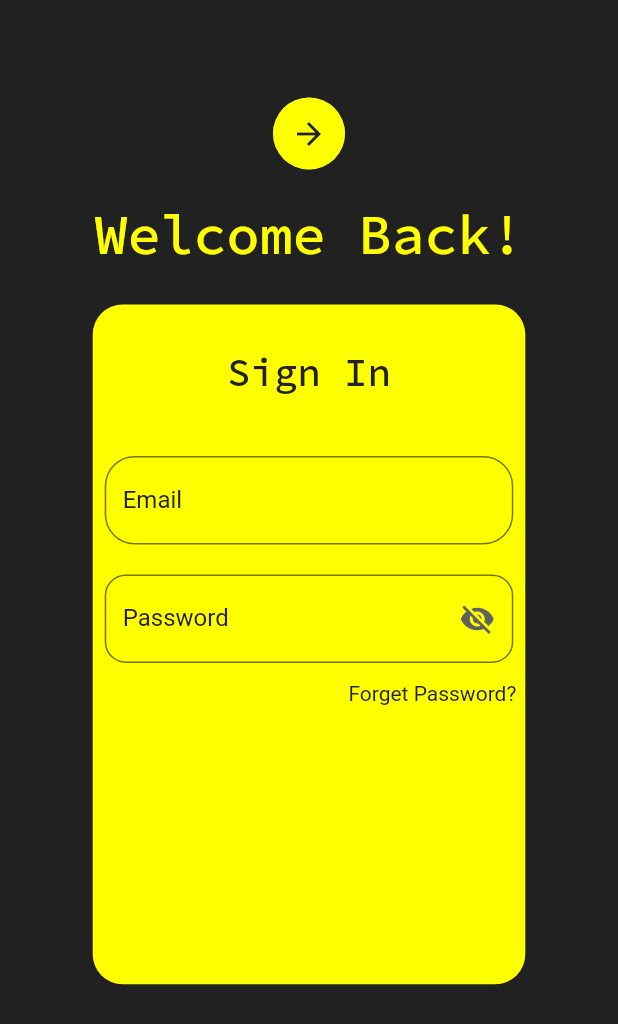
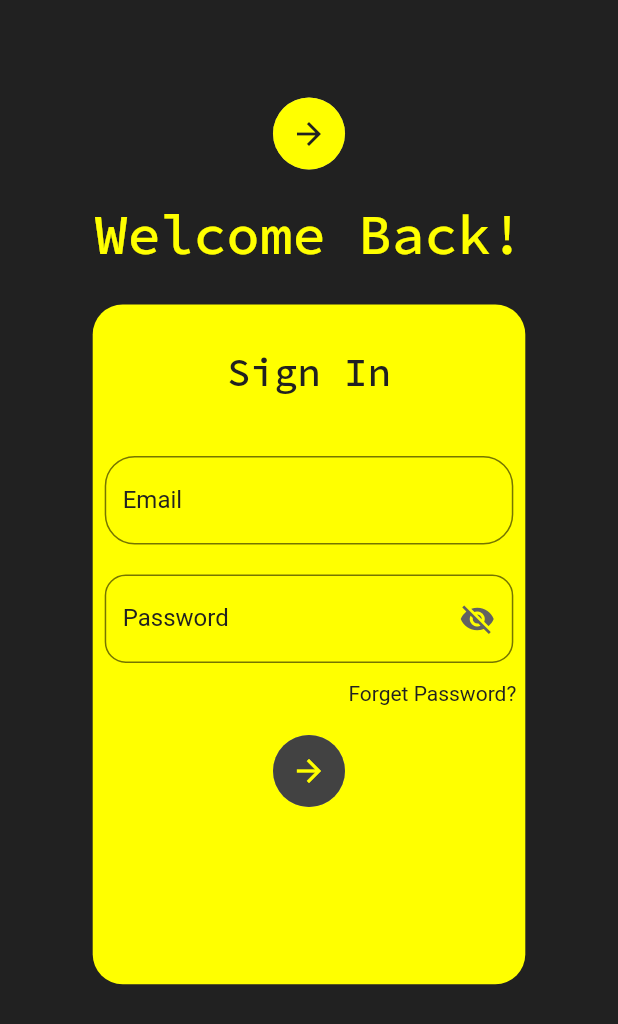
Before and after one commit to fareezatariq/LoginPageUI, a Flutter app: the screen it shows after launch, on a phone screen of 412 x 824 dp. Shown: the top 1024 px of the screen. Run offline on Flutter 3.47's test engine with Material 2 defaults, Android fonts, the phone set to English and light mode, and no system bars; our stand-ins replace flutter_spinkit, font_awesome_flutter, google_fonts.

Commit message:
completed login page

```diff
--- a/lib/loginpage.dart
+++ b/lib/loginpage.dart
@@ -1,4 +1,5 @@
 import 'package:flutter/material.dart';
+import 'package:flutter_spinkit/flutter_spinkit.dart';
 import 'package:google_fonts/google_fonts.dart';
 import 'package:loginpageui/homepage.dart';
 import 'package:loginpageui/slideright.dart';
@@ -165,25 +166,23 @@ class _LoginPageState extends State<LoginPage> {
                                     letterSpacing: 1.5,
                                     fontSize: 16),
                                 labelText: 'Password',
-                                labelStyle: TextStyle(
-                                  color: Colors.grey[900]
-                                ),
+                                labelStyle: TextStyle(color: Colors.grey[900]),
                                 enabledBorder: OutlineInputBorder(
                                     borderRadius: BorderRadius.circular(14),
-                                  borderSide: BorderSide(color: Colors.black54)
-                                ),
+                                    borderSide:
+                                        BorderSide(color: Colors.black54)),
                                 focusedBorder: OutlineInputBorder(
                                   borderRadius: BorderRadius.circular(14),
                                   borderSide: BorderSide(color: Colors.black54),
                                 ),
                               ),
-                              onChanged: (value){
+                              onChanged: (value) {
                                 setState(() {
-                                  password= value;
+                                  password = value;
                                 });
                               },
-                              validator: (value){
-                                if(value!.isEmpty || value.length<4){
+                              validator: (value) {
+                                if (value!.isEmpty || value.length < 4) {
                                   return 'Password should be longer than 6 characters';
                                 }
                                 return null;
@@ -208,6 +207,36 @@ class _LoginPageState extends State<LoginPage> {
                               ),
                             ),
                           ),
+                          GestureDetector(
+                            behavior: HitTestBehavior.opaque,
+                            child: Padding(
+                              padding: EdgeInsets.only(top: 20),
+                              child: Container(
+                                height: 48,
+                                width: 48,
+                                decoration: BoxDecoration(
+                                    color: Colors.grey[800],
+                                    boxShadow: [
+                                      BoxShadow(color: Colors.grey),
+                                    ],
+                                    shape: BoxShape.circle),
+                                child: _isLoading!
+                                    ? SpinKitDoubleBounce(
+                                        color: Colors.yellowAccent,
+                                      )
+                                    : Icon(
+                                        Icons.arrow_forward,
+                                        color: Colors.yellowAccent,
+                                      ),
+                              ),
+                            ),
+                            onTap: () {
+                              print('Check Creds!');
+                              setState(() {
+                                _isLoading = true;
+                              });
+                            },
+                          )
                         ],
                       ),
                     ),
--- a/pubspec.yaml
+++ b/pubspec.yaml
@@ -37,6 +37,7 @@ dependencies:
   cupertino_icons: ^1.0.2
   google_fonts: ^4.0.3
   font_awesome_flutter: ^10.4.0
+  flutter_spinkit: ^5.1.0
 
 dev_dependencies:
   flutter_test:
```
Also changed, not shown: pubspec.lock. Lines whose indentation alone changed are shown as unchanged.
